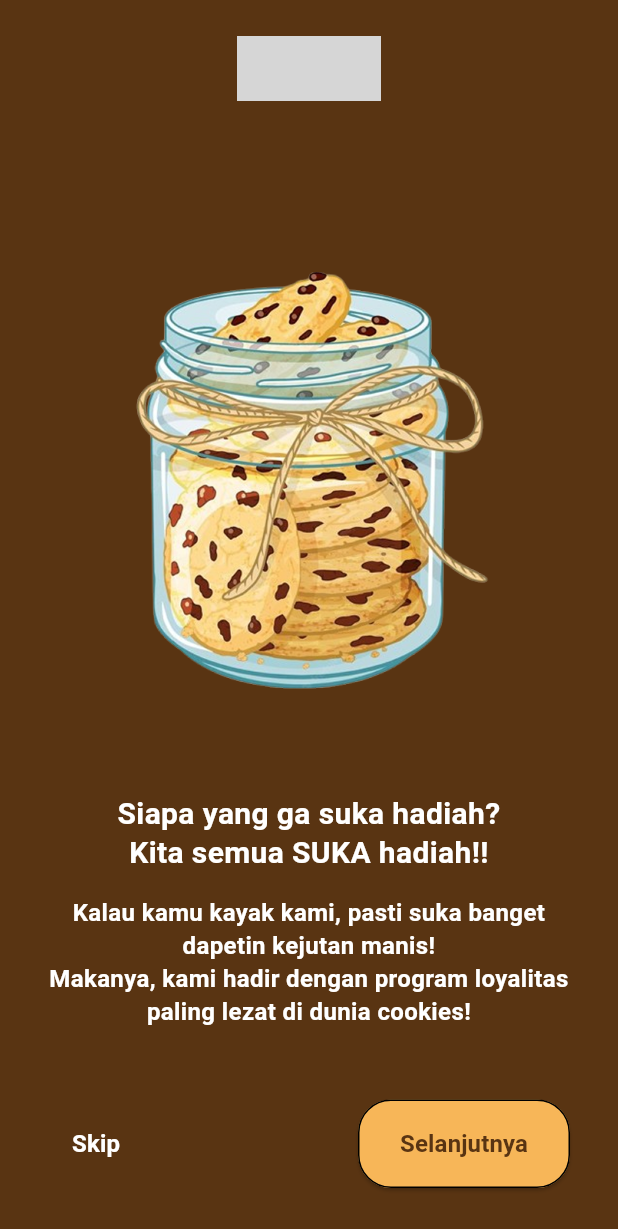
After one commit to umifatih/dobites, a Flutter app: the Onboarding screen opened directly, on a phone screen of 412 x 824 dp. The commit adds this screen. Shown: the top 1229 px of the screen. Run offline on Flutter 3.47's test engine with Material 3 defaults, Android fonts, the phone set to English and light mode, and no system bars; our stand-ins replace lottie; network calls fail; grey boxes are pictures that could not be loaded.

Commit message:
coba onboardingpage 1

```diff
--- a/lib/screens/onboarding/onboarding.dart
+++ /dev/null
@@ -1,18 +0,0 @@
-import 'package:flutter/material.dart';
-
-class OnboardingPage extends StatelessWidget {
-  const OnboardingPage({super.key});
-
-  @override
-  Widget build(BuildContext context) {
-    return Scaffold(
-      appBar: AppBar(title: const Text('Onboarding')),
-      body: const Center(
-        child: Text(
-          'lanjutkan Ini halaman Onboarding 🎉',
-          style: TextStyle(fontSize: 24),
-        ),
-      ),
-    );
-  }
-}
--- /dev/null
+++ b/lib/screens/onboarding/onboarding_page1.dart
@@ -0,0 +1,126 @@
+import 'package:flutter/material.dart';
+
+class Onboarding extends StatelessWidget {
+  const Onboarding({super.key});
+
+  @override
+  Widget build(BuildContext context) {
+    return Scaffold(
+      // latar utama sesuai desain (cokelat tua)
+      backgroundColor: const Color(0xFF593412),
+
+      body: SafeArea(
+        child: Padding(
+          padding: const EdgeInsets.symmetric(horizontal: 32),
+          child: Column(
+            children: [
+              // ────────── Logo kecil (atas) ──────────
+              const SizedBox(height: 24),
+              Center(
+                child: Image.network(
+                  'https://storage.googleapis.com/tagjs-prod.appspot.com/v1/NVgUSymWEI/k2lo5n1j_expires_30_days.png',
+                  width: 96,
+                  height: 43,
+                  fit: BoxFit.contain,
+                ),
+              ),
+
+              const SizedBox(height: 48),
+
+              // ────────── Ilustrasi utama ──────────
+              Expanded(
+                child: Center(
+                  child: Image.asset(
+                    'assets/images/onboard_cookies.png',
+                    width: 242,
+                    height: 281,
+                    fit: BoxFit.contain,
+                  ),
+                ),
+              ),
+
+              // ────────── Judul ──────────
+              Text(
+                'Siapa yang ga suka hadiah?\nKita semua SUKA hadiah!!',
+                textAlign: TextAlign.center,
+                style: const TextStyle(
+                  color: Colors.white,
+                  fontSize: 20,
+                  height: 1.3,
+                  fontWeight: FontWeight.bold,
+                ),
+              ),
+
+              const SizedBox(height: 16),
+
+              // ────────── Deskripsi ──────────
+              Text(
+                'Kalau kamu kayak kami, pasti suka banget dapetin kejutan manis!\n'
+                'Makanya, kami hadir dengan program loyalitas paling lezat di dunia cookies!',
+                textAlign: TextAlign.center,
+                style: const TextStyle(
+                  color: Colors.white,
+                  fontSize: 16,
+                  height: 1.4,
+                  fontWeight: FontWeight.w600,
+                ),
+              ),
+
+              const SizedBox(height: 48),
+
+              // ────────── Tombol & Skip ──────────
+              Row(
+                children: [
+                  // Skip
+                  TextButton(
+                    onPressed: () {
+                      // TODO: ganti ke halaman yang diinginkan
+                    },
+                    child: const Text(
+                      'Skip',
+                      style: TextStyle(
+                        color: Colors.white,
+                        fontSize: 16,
+                        fontWeight: FontWeight.bold,
+                      ),
+                    ),
+                  ),
+
+                  const Spacer(),
+
+                  // Selanjutnya
+                  ElevatedButton(
+                    onPressed: () {
+                      // TODO: lanjut ke halaman berikutnya
+                    },
+                    style: ElevatedButton.styleFrom(
+                      backgroundColor: const Color(0xFFF7B658),
+                      foregroundColor: const Color(0xFF593412),
+                      padding: const EdgeInsets.symmetric(
+                        horizontal: 28,
+                        vertical: 18,
+                      ),
+                      shape: RoundedRectangleBorder(
+                        borderRadius: BorderRadius.circular(22),
+                        side: const BorderSide(color: Colors.black),
+                      ),
+                    ),
+                    child: const Text(
+                      'Selanjutnya',
+                      style: TextStyle(
+                        fontSize: 16,
+                        fontWeight: FontWeight.bold,
+                      ),
+                    ),
+                  ),
+                ],
+              ),
+
+              const SizedBox(height: 32),
+            ],
+          ),
+        ),
+      ),
+    );
+  }
+}
--- a/lib/screens/splash/splash_logo.dart
+++ b/lib/screens/splash/splash_logo.dart
@@ -1,6 +1,6 @@
 import 'package:flutter/material.dart';
 
-import '../onboarding/onboarding.dart';
+import '../onboarding/onboarding_page1.dart';
 
 /// Splash logo (cookies) – tampil 5 detik:
 ///   • Hadir via transisi fade (dari splash sebelumnya)
@@ -15,7 +15,7 @@ class SplashLogoPage extends StatelessWidget {
       if (!context.mounted) return;
       Navigator.of(context).pushReplacement(
         PageRouteBuilder(
-          pageBuilder: (_, __, ___) => const OnboardingPage(),
+          pageBuilder: (_, __, ___) => const Onboarding(),
           transitionDuration: const Duration(milliseconds: 500),
           transitionsBuilder: (_, animation, __, child) =>
               FadeTransition(opacity: animation, child: child),
--- a/pubspec.yaml
+++ b/pubspec.yaml
@@ -56,6 +56,8 @@ flutter:
     - assets/lottie/splash.json
     - assets/images/cookies.png
     - assets/images/logo_text.png
+    - assets/images/onboard_cookies.png
+
 
   # The following line ensures that the Material Icons font is
   # included with your application, so that you can use the icons in
```
Also changed, not shown: assets/images/onboard_cookies.png (renamed from assets/images/cookies_onboard1.png).
